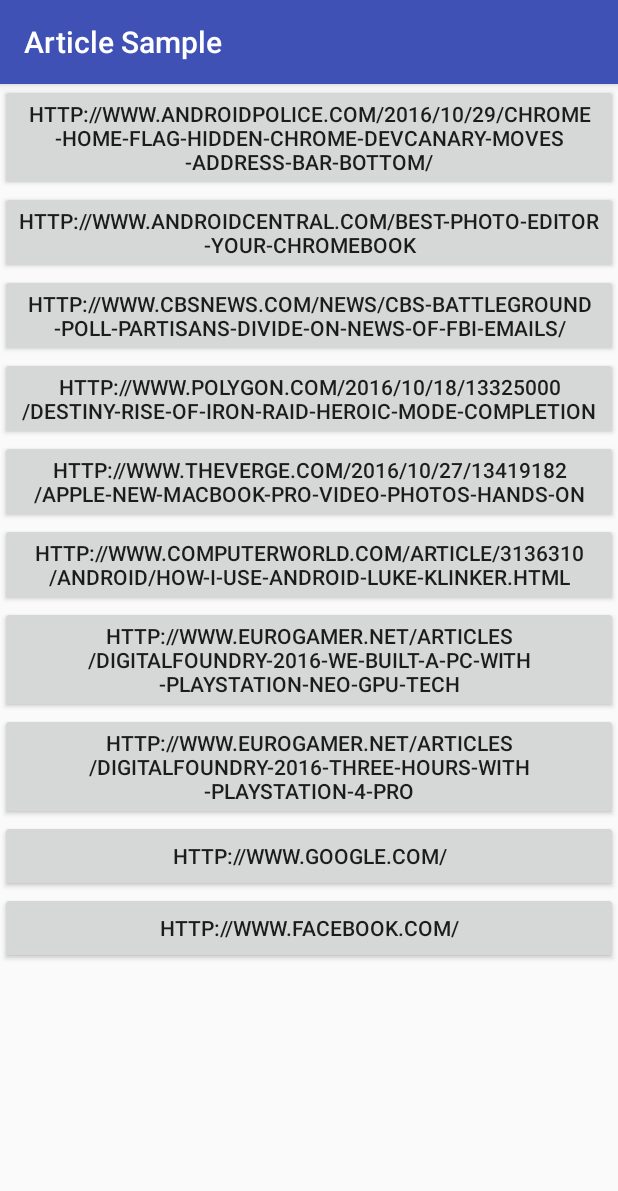
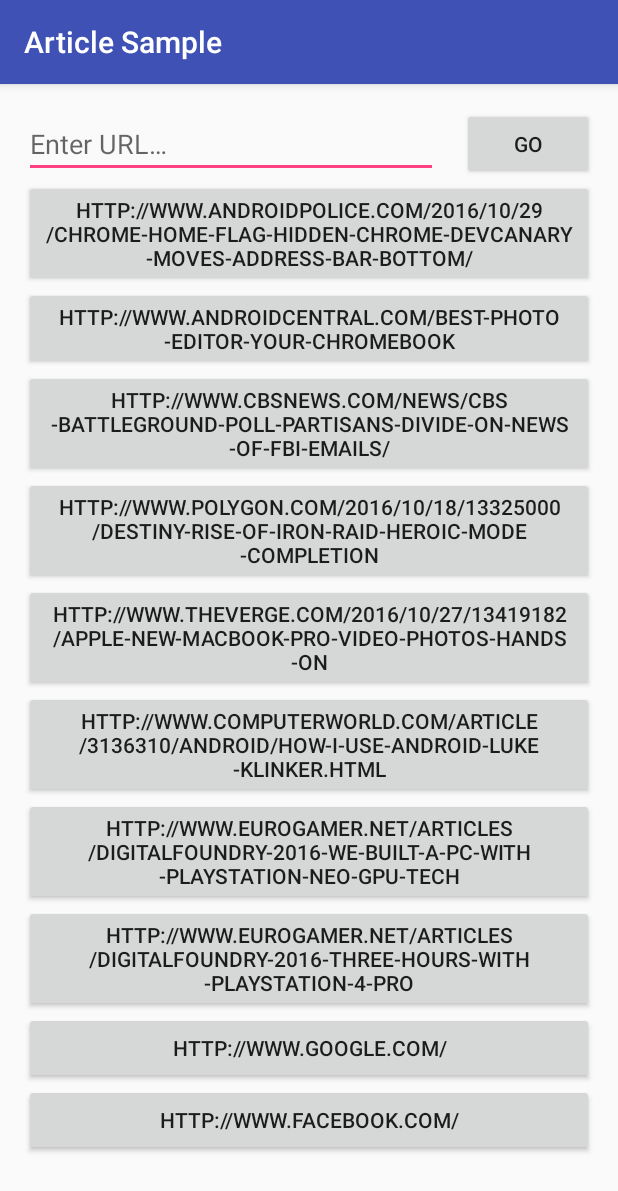
Before and after one commit to klinker41/article-android, an Android app: the screen it shows after launch (SampleActivity), on a phone screen of 412 x 824 dp. Shown: the top 1191 px of the screen. Run offline under Robolectric (Android 15) with nearby library versions, the phone set to English and light mode, and no system bars.

Commit message:
add ability to open any url with edit text

```diff
--- a/library/src/main/java/xyz/klinker/android/article/ArticleActivity.java
+++ b/library/src/main/java/xyz/klinker/android/article/ArticleActivity.java
@@ -77,6 +77,12 @@ public class ArticleActivity extends AppCompatActivity implements ArticleLoadedL
 
     @Override
     public void onArticleLoaded(Article article) {
+        if (article == null) {
+            if (DEBUG) {
+                Log.v(TAG, "failed to find article in time");
+                // TODO(klinker41): forward to chrome custom tab instead.
+            }
+        } else {
             if (DEBUG) {
                 Log.v(TAG, "finished loading article at " + article.url);
                 Log.v(TAG, "\t" + article.title);
@@ -88,6 +94,7 @@ public class ArticleActivity extends AppCompatActivity implements ArticleLoadedL
             recyclerView.setAdapter(adapter);
 
             utils.parseArticleContent(article, this);
+        }
     }
 
     @Override
--- a/sample/src/main/AndroidManifest.xml
+++ b/sample/src/main/AndroidManifest.xml
@@ -26,7 +26,8 @@
 
         <activity
             android:name=".SampleActivity"
-            android:theme="@style/AppTheme">
+            android:theme="@style/AppTheme"
+            android:windowSoftInputMode="stateHidden">
             <intent-filter>
                 <action android:name="android.intent.action.MAIN" />
                 <category android:name="android.intent.category.LAUNCHER" />
--- a/sample/src/main/java/xyz/klinker/article/SampleActivity.java
+++ b/sample/src/main/java/xyz/klinker/article/SampleActivity.java
@@ -21,6 +21,7 @@ import android.os.Bundle;
 import android.support.v7.app.AppCompatActivity;
 import android.view.View;
 import android.widget.Button;
+import android.widget.EditText;
 
 import xyz.klinker.android.article.ArticleActivity;
 
@@ -41,6 +42,8 @@ public class SampleActivity extends AppCompatActivity {
         final Button link8 = (Button) findViewById(R.id.link8);
         final Button link9 = (Button) findViewById(R.id.link9);
         final Button link10 = (Button) findViewById(R.id.link10);
+        final EditText url = (EditText) findViewById(R.id.edit_text);
+        final Button go = (Button) findViewById(R.id.go);
 
         link1.setOnClickListener(new View.OnClickListener() {
             @Override
@@ -111,6 +114,15 @@ public class SampleActivity extends AppCompatActivity {
                 openArticle(link10.getText().toString());
             }
         });
+
+        go.setOnClickListener(new View.OnClickListener() {
+            @Override
+            public void onClick(View view) {
+                if (url.getText().length() > 0) {
+                    openArticle(url.getText().toString());
+                }
+            }
+        });
     }
 
     private void openArticle(String url) {
--- a/sample/src/main/res/layout/activity_main.xml
+++ b/sample/src/main/res/layout/activity_main.xml
@@ -23,7 +23,31 @@
     <LinearLayout
         android:orientation="vertical"
         android:layout_width="match_parent"
-        android:layout_height="wrap_content">
+        android:layout_height="wrap_content"
+        android:padding="16dp">
+
+        <LinearLayout
+            android:layout_width="match_parent"
+            android:layout_height="wrap_content"
+            android:orientation="horizontal"
+            android:gravity="center_vertical">
+
+            <EditText
+                android:layout_width="0dp"
+                android:layout_height="wrap_content"
+                android:layout_weight="1"
+                android:layout_marginRight="16dp"
+                android:layout_marginEnd="16dp"
+                android:id="@+id/edit_text"
+                android:hint="@string/enter_url"/>
+
+            <Button
+                android:layout_width="wrap_content"
+                android:layout_height="wrap_content"
+                android:id="@+id/go"
+                android:text="@string/go"/>
+
+        </LinearLayout>
 
         <Button
             android:layout_width="match_parent"
--- a/sample/src/main/res/values/strings.xml
+++ b/sample/src/main/res/values/strings.xml
@@ -27,5 +27,7 @@
     <string name="link8">http://www.eurogamer.net/articles/digitalfoundry-2016-three-hours-with-playstation-4-pro</string>
     <string name="link9">http://www.google.com/</string>
     <string name="link10">http://www.facebook.com/</string>
+    <string name="enter_url">Enter URL…</string>
+    <string name="go">Go</string>
 
 </resources>
```
Also changed, not shown: library/src/main/java/xyz/klinker/android/article/ArticleAdapter.java (line endings or trailing spaces). Lines whose indentation alone changed are shown as unchanged.
